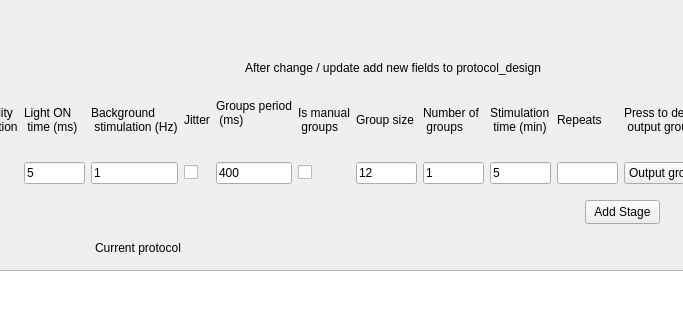
Above: MainGUI/Protocols.ui from Katzyon/QT_QUI before the change; both pictures show x 235 to 918 and y 0 to 320 of the 1261 by 601 pixel window. Below: the same form after it.
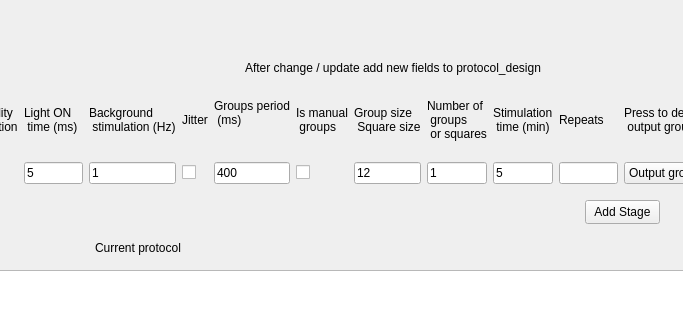
That is the form after the change.

The edit to the form file:
```diff
--- a/MainGUI/Protocols.ui
+++ b/MainGUI/Protocols.ui
@@ -166,7 +166,8 @@
      <widget class="QLabel" name="groupsNumbers">
       <property name="text">
        <string>Number of 
- groups</string>
+ groups 
+ or squares</string>
       </property>
      </widget>
     </item>
@@ -317,7 +318,8 @@
     <item row="0" column="8">
      <widget class="QLabel" name="label_7">
       <property name="text">
-       <string>Group size</string>
+       <string>Group size 
+ Square size</string>
       </property>
      </widget>
     </item>
```
Left out of the diff: 11 changed lines with no effect on the pictures.
